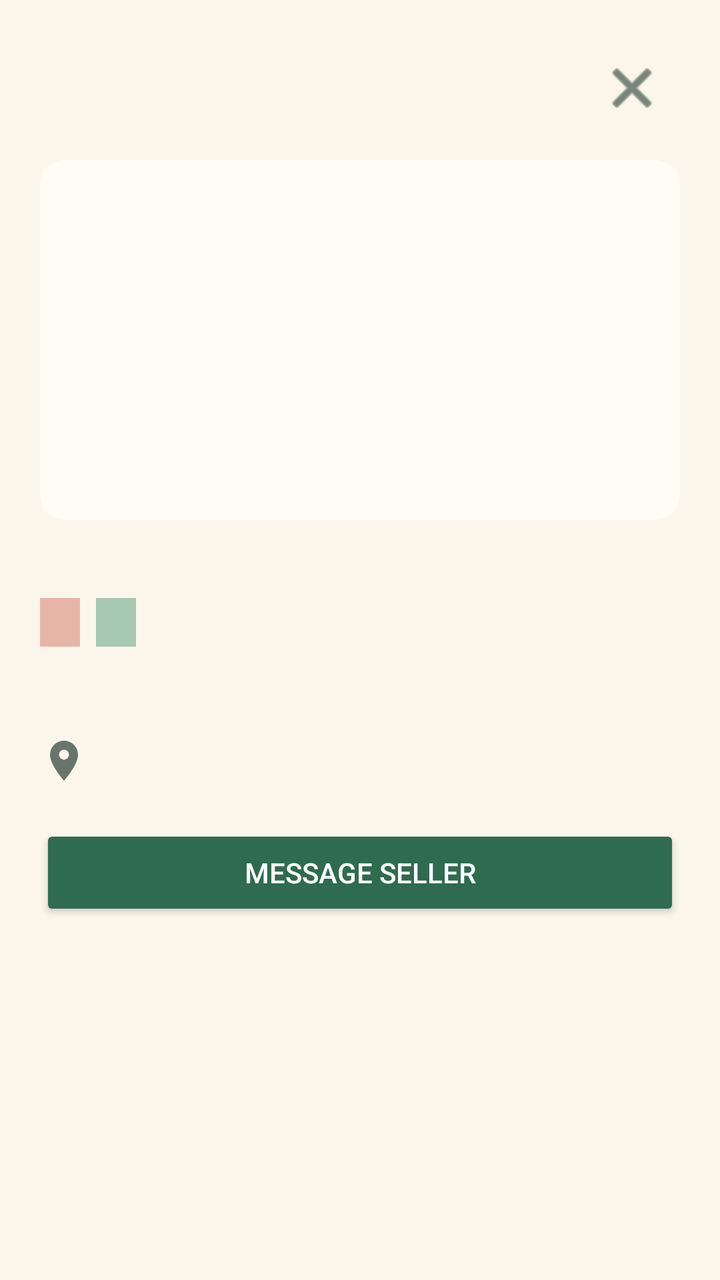
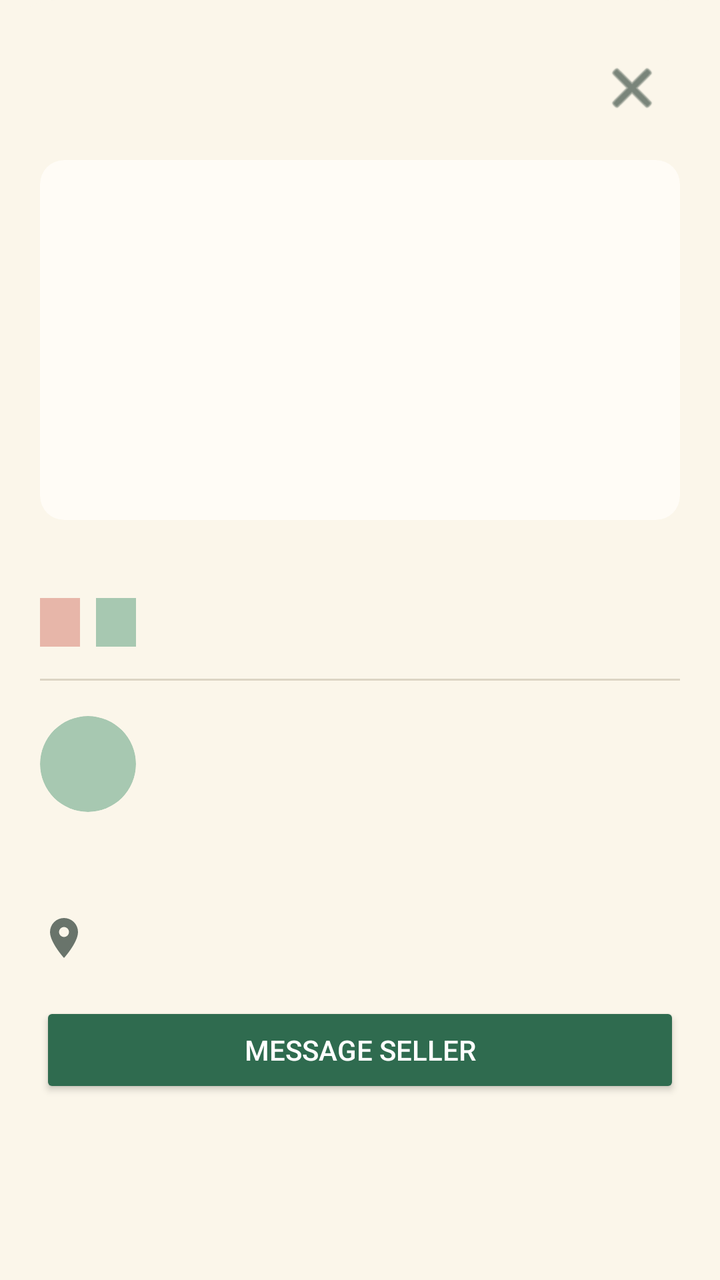

Before-and-after screenshots of an Android layout around one commit, followed by the original layout XML and the change that was made.
<!-- AndroidManifest.xml: application theme Theme.NOXApp -->
<!-- res/layout/dialog_item_details.xml -->
<?xml version="1.0" encoding="utf-8"?>
<LinearLayout xmlns:android="http://schemas.android.com/apk/res/android"
    xmlns:app="http://schemas.android.com/apk/res-auto"
    android:layout_width="match_parent"
    android:layout_height="wrap_content"
    android:background="@drawable/dialog_sheet_bg"
    android:orientation="vertical"
    android:padding="20dp">

    <RelativeLayout
        android:layout_width="match_parent"
        android:layout_height="wrap_content">

        <TextView
            android:id="@+id/detailTitle"
            android:layout_width="wrap_content"
            android:layout_height="wrap_content"
            android:layout_alignParentStart="true"
            android:layout_centerVertical="true"
            android:layout_toStartOf="@id/detailClose"
            android:textColor="@color/nox_dark_green"
            android:textSize="22sp"
            android:textStyle="bold" />

        <ImageButton
            android:id="@+id/detailClose"
            android:layout_width="48dp"
            android:layout_height="48dp"
            android:layout_alignParentEnd="true"
            android:layout_centerVertical="true"
            android:background="?attr/selectableItemBackgroundBorderless"
            android:contentDescription="Close"
            android:padding="12dp"
            android:src="@android:drawable/ic_menu_close_clear_cancel"
            app:tint="@color/nox_dark_green" />
    </RelativeLayout>

    <ImageView
        android:id="@+id/detailImage"
        android:layout_width="match_parent"
        android:layout_height="180dp"
        android:layout_marginTop="12dp"
        android:background="@drawable/bg_listing_image"
        android:clipToOutline="true"
        android:contentDescription="Listing photo"
        android:scaleType="centerCrop" />

    <TextView
        android:id="@+id/detailPrice"
        android:layout_width="wrap_content"
        android:layout_height="wrap_content"
        android:layout_marginTop="4dp"
        android:textColor="@color/nox_dark_green"
        android:textSize="20sp"
        android:textStyle="bold" />

    <LinearLayout
        android:layout_width="wrap_content"
        android:layout_height="wrap_content"
        android:layout_marginTop="8dp"
        android:orientation="horizontal">

        <TextView
            android:id="@+id/detailCondition"
            android:layout_width="wrap_content"
            android:layout_height="wrap_content"
            android:background="@color/nox_accent_pink"
            android:paddingHorizontal="10dp"
            android:paddingVertical="4dp"
            android:textColor="@color/nox_dark_green"
            android:textSize="12sp" />

        <TextView
            android:id="@+id/detailCategory"
            android:layout_width="wrap_content"
            android:layout_height="wrap_content"
            android:layout_marginStart="8dp"
            android:background="@color/nox_card_green"
            android:paddingHorizontal="10dp"
            android:paddingVertical="4dp"
            android:textColor="@color/nox_dark_green"
            android:textSize="12sp" />
    </LinearLayout>

    <TextView
        android:id="@+id/detailDescription"
        android:layout_width="match_parent"
        android:layout_height="wrap_content"
        android:layout_marginTop="14dp"
        android:textColor="@color/nox_dark_green"
        android:textSize="14sp" />

    <TextView
        android:id="@+id/detailLocation"
        android:layout_width="match_parent"
        android:layout_height="wrap_content"
        android:layout_marginTop="12dp"
        android:drawableStart="@drawable/ic_map_pin"
        android:drawablePadding="8dp"
        android:drawableTint="@color/nox_subtext"
        android:textColor="@color/nox_subtext"
        android:textSize="13sp" />

    
    <LinearLayout
        android:id="@+id/ownerActions"
        android:layout_width="match_parent"
        android:layout_height="wrap_content"
        android:layout_marginTop="8dp"
        android:orientation="horizontal"
        android:visibility="gone">

        <com.google.android.material.button.MaterialButton
            android:id="@+id/editListingButton"
            style="@style/Widget.Material3.Button.TextButton"
            android:layout_width="0dp"
            android:layout_height="48dp"
            android:layout_weight="1"
            android:insetTop="0dp"
            android:insetBottom="0dp"
            android:text="@string/listing_edit"
            android:textColor="@color/nox_primary_green"
            app:icon="@drawable/ic_settings"
            app:iconTint="@color/nox_primary_green" />

        <com.google.android.material.button.MaterialButton
            android:id="@+id/deleteListingButton"
            style="@style/Widget.Material3.Button.TextButton"
            android:layout_width="0dp"
            android:layout_height="48dp"
            android:layout_weight="1"
            android:insetTop="0dp"
            android:insetBottom="0dp"
            android:text="@string/listing_delete"
            android:textColor="@color/nox_error"
            app:icon="@android:drawable/ic_menu_delete"
            app:iconTint="@color/nox_error" />
    </LinearLayout>

    <Button
        android:id="@+id/messageSellerButton"
        android:layout_width="match_parent"
        android:layout_height="48dp"
        android:layout_marginTop="20dp"
        android:backgroundTint="@color/nox_primary_green"
        android:text="@string/detail_message_seller"
        android:textColor="@color/white"
        android:textSize="14sp" />
</LinearLayout>
<!-- resources referenced by this layout -->
<resources>
  <color name="nox_accent_pink">#E7B6A9</color>
  <color name="nox_card_green">#A7C8B1</color>
  <color name="nox_dark_green">#23392F</color>
  <color name="nox_error">#B3261E</color>
  <color name="nox_primary_green">#2F6B4F</color>
  <color name="nox_subtext">#69746B</color>
  <color name="white">#FFFFFFFF</color>
  <!-- drawable bg_listing_image (drawable) -->
  <?xml version="1.0" encoding="utf-8"?>
  <shape xmlns:android="http://schemas.android.com/apk/res/android"
      android:shape="rectangle">
  
      <solid android:color="@color/nox_field_bg" />
      <corners android:radius="12dp" />
  </shape>
  <!-- drawable dialog_sheet_bg (drawable) -->
  <?xml version="1.0" encoding="utf-8"?>
  <shape xmlns:android="http://schemas.android.com/apk/res/android"
      android:shape="rectangle">
      <solid android:color="@color/nox_cream_bg" />
      <corners
          android:topLeftRadius="28dp"
          android:topRightRadius="28dp" />
  </shape>
  <!-- drawable ic_map_pin (drawable) -->
  <vector xmlns:android="http://schemas.android.com/apk/res/android" android:width="24dp" android:height="24dp" android:viewportWidth="24" android:viewportHeight="24">
      <path android:fillColor="#23392F" android:pathData="M12,2a7,7 0,0 0,-7 7c0,5.25 7,13 7,13s7,-7.75 7,-13a7,7 0,0 0,-7 -7zM12,11.5a2.5,2.5 0,1 1,0 -5a2.5,2.5 0,0 1,0 5z" />
  </vector>
  <!-- drawable ic_settings (drawable) -->
  <vector xmlns:android="http://schemas.android.com/apk/res/android" android:width="24dp" android:height="24dp" android:viewportWidth="24" android:viewportHeight="24">
      <path android:fillColor="#23392F" android:pathData="M19.14,12.94c0.04,-0.3 0.06,-0.61 0.06,-0.94c0,-0.32 -0.02,-0.64 -0.07,-0.94l2.03,-1.58c0.18,-0.14 0.23,-0.41 0.12,-0.61l-1.92,-3.32c-0.12,-0.22 -0.37,-0.29 -0.59,-0.22l-2.39,0.96c-0.5,-0.38 -1.03,-0.7 -1.62,-0.94L14.4,2.81c-0.04,-0.24 -0.24,-0.41 -0.48,-0.41h-3.84c-0.24,0 -0.43,0.17 -0.47,0.41L9.25,5.35C8.66,5.59 8.12,5.92 7.63,6.29L5.24,5.33c-0.22,-0.08 -0.47,0 -0.59,0.22L2.74,8.87C2.62,9.08 2.66,9.34 2.86,9.48l2.03,1.58C4.84,11.36 4.8,11.69 4.8,12s0.02,0.64 0.07,0.94l-2.03,1.58c-0.18,0.14 -0.23,0.41 -0.12,0.61l1.92,3.32c0.12,0.22 0.37,0.29 0.59,0.22l2.39,-0.96c0.5,0.38 1.03,0.7 1.62,0.94l0.36,2.54c0.05,0.24 0.24,0.41 0.48,0.41h3.84c0.24,0 0.44,-0.17 0.47,-0.41l0.36,-2.54c0.59,-0.24 1.13,-0.56 1.62,-0.94l2.39,0.96c0.22,0.08 0.47,0 0.59,-0.22l1.92,-3.32c0.12,-0.22 0.07,-0.47 -0.12,-0.61L19.14,12.94zM12,15.6c-1.98,0 -3.6,-1.62 -3.6,-3.6s1.62,-3.6 3.6,-3.6s3.6,1.62 3.6,3.6S13.98,15.6 12,15.6z" />
  </vector>
  <string name="detail_message_seller">Message Seller</string>
  <string name="listing_delete">Delete listing</string>
  <string name="listing_edit">Edit listing</string>
  <style name="Theme.NOXApp" parent="Base.Theme.NOXApp" />
  <color name="nox_field_bg">#FFFCF6</color>
  <color name="nox_cream_bg">#FBF6EA</color>
  <color name="nox_accent_text">#2F6B4F</color>
  <color name="nox_snackbar_action">#A9DCBF</color>
  <color name="nox_chip_bg">#E8F0E5</color>
  <color name="nox_search_stroke">#DCD4C4</color>
  <style name="Animation.NOX.Activity" parent="@android:style/Animation.Activity">
          <item name="android:activityOpenEnterAnimation">@anim/nox_activity_instant</item>
          <item name="android:activityOpenExitAnimation">@anim/nox_activity_instant</item>
          <item name="android:activityCloseEnterAnimation">@anim/nox_activity_instant</item>
          <item name="android:activityCloseExitAnimation">@anim/nox_activity_instant</item>
      </style>
  <!-- unchanged entries left out for length: 1 -->
</resources>

<!-- the commit's change to res/layout/dialog_item_details.xml (unified diff, before → after) -->
@@ -82,6 +82,76 @@
             android:textSize="12sp" />
     </LinearLayout>
 
+    <View
+        android:layout_width="match_parent"
+        android:layout_height="1dp"
+        android:layout_marginTop="16dp"
+        android:background="@color/nox_search_stroke" />
+
+    
+    <LinearLayout
+        android:id="@+id/detailSeller"
+        android:layout_width="match_parent"
+        android:layout_height="wrap_content"
+        android:layout_marginTop="12dp"
+        android:gravity="center_vertical"
+        android:orientation="horizontal">
+
+        <androidx.cardview.widget.CardView
+            android:layout_width="48dp"
+            android:layout_height="48dp"
+            app:cardBackgroundColor="@color/nox_card_green"
+            app:cardCornerRadius="24dp"
+            app:cardElevation="0dp">
+
+            <TextView
+                android:id="@+id/detailSellerInitial"
+                android:layout_width="match_parent"
+                android:layout_height="match_parent"
+                android:gravity="center"
+                android:importantForAccessibility="no"
+                android:textColor="@color/nox_dark_green"
+                android:textSize="18sp"
+                android:textStyle="bold" />
+        </androidx.cardview.widget.CardView>
+
+        <LinearLayout
+            android:layout_width="0dp"
+            android:layout_height="wrap_content"
+            android:layout_marginStart="12dp"
+            android:layout_weight="1"
+            android:orientation="vertical">
+
+            <TextView
+                android:id="@+id/detailSellerName"
+                android:layout_width="match_parent"
+                android:layout_height="wrap_content"
+                android:ellipsize="end"
+                android:maxLines="1"
+                android:textColor="@color/nox_dark_green"
+                android:textSize="16sp"
+                android:textStyle="bold" />
+
+            <TextView
+                android:id="@+id/detailSellerSchool"
+                android:layout_width="match_parent"
+                android:layout_height="wrap_content"
+                android:layout_marginTop="2dp"
+                android:ellipsize="end"
+                android:maxLines="1"
+                android:textColor="@color/nox_subtext"
+                android:textSize="13sp" />
+
+            <TextView
+                android:id="@+id/detailSellerRating"
+                android:layout_width="match_parent"
+                android:layout_height="wrap_content"
+                android:layout_marginTop="2dp"
+                android:textColor="@color/nox_muted"
+                android:textSize="12sp" />
+        </LinearLayout>
+    </LinearLayout>
+
     <TextView
         android:id="@+id/detailDescription"
         android:layout_width="match_parent"
<!-- resource entries referenced after the edit -->
@@ -4,6 +4,7 @@
   <color name="nox_card_green">#A7C8B1</color>
   <color name="nox_dark_green">#23392F</color>
   <color name="nox_error">#B3261E</color>
+  <color name="nox_muted">#8C7F6A</color>
   <color name="nox_primary_green">#2F6B4F</color>
   <color name="nox_subtext">#69746B</color>
   <color name="white">#FFFFFFFF</color>
